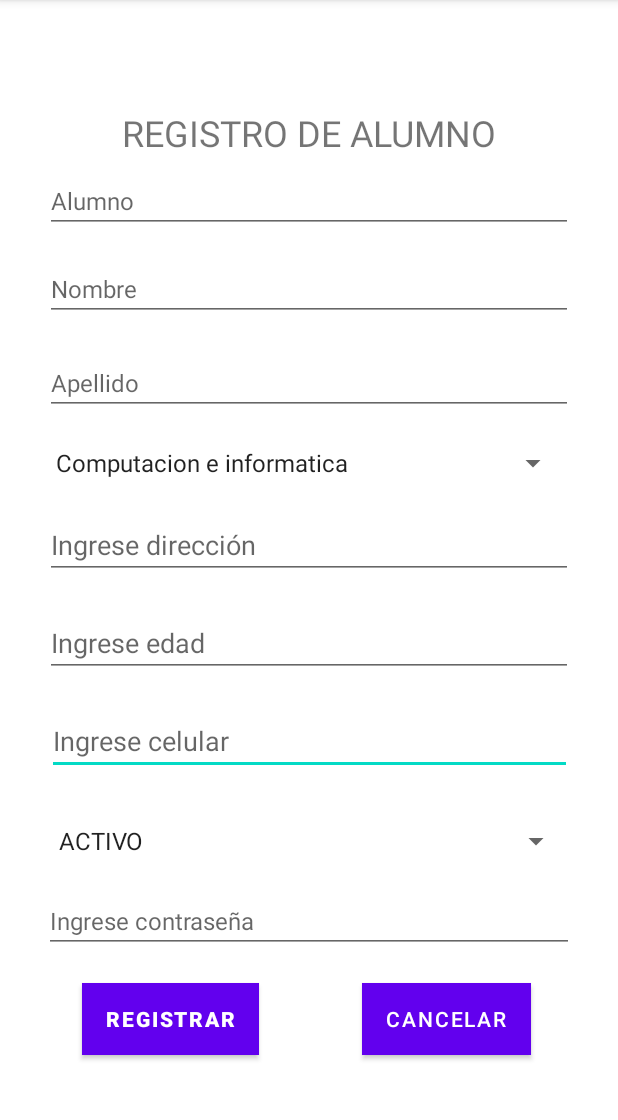
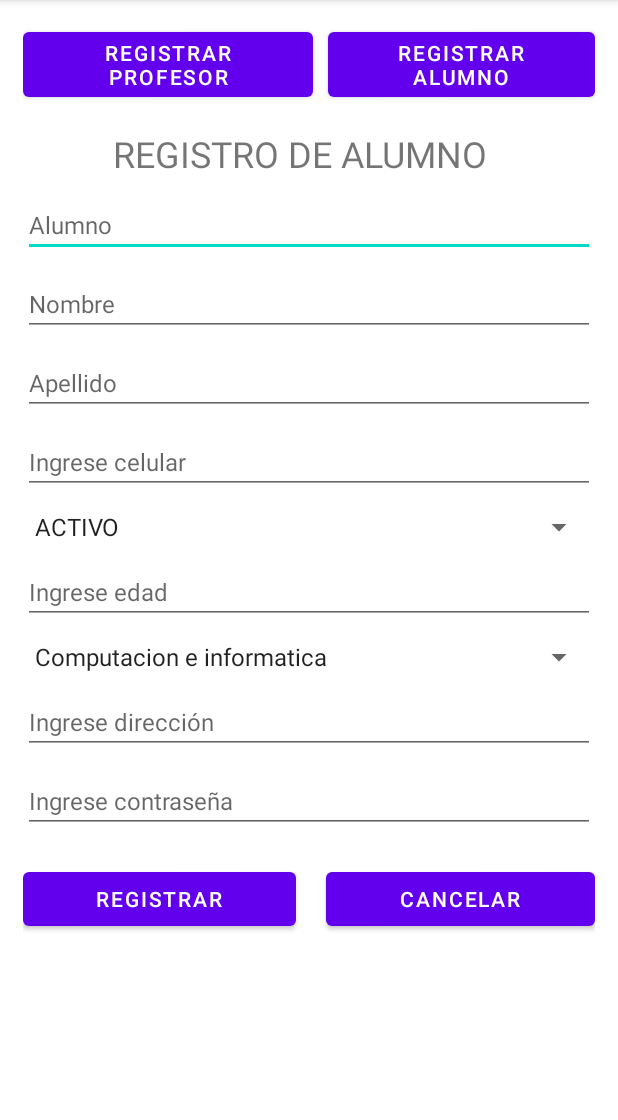
Before and after one commit to epoma/proyecto_dam, an Android app: the MainActivity screen opened directly, with no data from a screen before it, on a phone screen of 412 x 824 dp, the part 84-1204 px from its top. Run offline under Robolectric (Android 15) with nearby library versions, the phone set to English and light mode, and no system bars.

Commit message:
Procedere a hacer los fragments para el admin

```diff
--- a/ProyectoDAM_1/app/src/main/res/layout/activity_main.xml
+++ b/ProyectoDAM_1/app/src/main/res/layout/activity_main.xml
@@ -1,175 +1,168 @@
 <?xml version="1.0" encoding="utf-8"?>
-<androidx.constraintlayout.widget.ConstraintLayout xmlns:android="http://schemas.android.com/apk/res/android"
+<LinearLayout xmlns:android="http://schemas.android.com/apk/res/android"
     xmlns:app="http://schemas.android.com/apk/res-auto"
     xmlns:tools="http://schemas.android.com/tools"
     android:layout_width="match_parent"
     android:layout_height="match_parent"
+    android:orientation="vertical"
+    android:padding="15dp"
     tools:context=".MainActivity">
+
+<LinearLayout
+    android:layout_width="wrap_content"
+    android:layout_height="wrap_content"
+    android:orientation="horizontal">
+
+    <Button
+        android:layout_width="wrap_content"
+        android:layout_height="wrap_content"
+        android:layout_weight="1"
+        android:text="Registrar Profesor"
+        android:onClick="onClick"
+        android:layout_marginRight="10dp"
+        />
+
+    <Button
+        android:layout_width="match_parent"
+        android:layout_height="match_parent"
+        android:text="Registrar Alumno"
+        android:layout_weight="1"
+        android:onClick="onClick"
+
+        />
+
+</LinearLayout>
+
+
+
+
+    <TextView
+        android:layout_marginTop="15dp"
+        android:id="@+id/textView5"
+        android:layout_width="wrap_content"
+        android:layout_height="wrap_content"
+        android:text="@string/nueva_cuenta"
+        android:textSize="24sp"
+        android:textAlignment="center"
+        android:layout_marginLeft="60dp"
+             />
+
+
+    <EditText
+        android:id="@+id/txt_Alumno"
+        android:layout_width="match_parent"
+        android:layout_height="wrap_content"
+        android:layout_marginTop="10dp"
+        android:hint="Alumno"
+        android:inputType="textPersonName"
+        android:textSize="16sp" />
+
+    <EditText
+        android:id="@+id/txt_Nombre"
+        android:layout_width="match_parent"
+        android:layout_height="wrap_content"
+        android:layout_marginTop="10dp"
+        android:hint="Nombre"
+        android:inputType="textPersonName"
+        android:textSize="16sp" />
+
+    <EditText
+        android:id="@+id/txt_Apellido"
+        android:layout_width="match_parent"
+        android:layout_height="wrap_content"
+        android:layout_marginTop="10dp"
+        android:hint="Apellido"
+        android:inputType="textPersonName"
+        android:textSize="16sp" />
+
 
     <EditText
         android:id="@+id/txt_Celularsh"
-        android:layout_width="350dp"
+        android:layout_width="match_parent"
         android:layout_height="wrap_content"
-        android:layout_marginTop="20dp"
-        android:ems="10"
+        android:layout_marginTop="10dp"
         android:hint="@string/Celular"
         android:inputType="number"
-        app:layout_constraintEnd_toEndOf="parent"
-        app:layout_constraintHorizontal_bias="0.508"
-        app:layout_constraintStart_toStartOf="parent"
-        app:layout_constraintTop_toBottomOf="@+id/txt_Edad" />
+        android:textSize="16sp" />
+
+
+    <Spinner
+        android:id="@+id/sp_estado"
+        android:layout_marginTop="10dp"
+        android:layout_width="match_parent"
+        android:layout_height="wrap_content"
+
+         />
+
+    <EditText
+        android:id="@+id/txt_Edad"
+        android:layout_width="match_parent"
+        android:layout_height="wrap_content"
+        android:layout_marginTop="10dp"
+        android:hint="@string/Edad"
+        android:inputType="textPersonName"
+        android:textSize="16sp" />
+
+
+    <Spinner
+        android:id="@+id/sp_carrera"
+        android:layout_width="match_parent"
+        android:layout_height="wrap_content"
+        android:layout_marginTop="10dp"
+         />
+
+
+    <EditText
+        android:id="@+id/txt_direccion"
+        android:layout_width="match_parent"
+        android:layout_height="wrap_content"
+        android:layout_marginTop="10dp"
+        android:hint="@string/direccion"
+        android:inputType="textPersonName"
+        android:textSize="16sp" />
+
+    <EditText
+        android:id="@+id/txt_Contraseña"
+        android:layout_width="match_parent"
+        android:layout_height="wrap_content"
+        android:layout_marginTop="10dp"
+
+        android:hint="@string/txt_contraseña"
+        android:inputType="textPersonName"
+        android:textSize="16sp"
+
+        app:layout_constraintTop_toBottomOf="@+id/sp_estado" />
+
+
+
+<LinearLayout
+    android:layout_width="match_parent"
+    android:layout_height="wrap_content"
+    android:orientation="horizontal"
+    android:layout_marginTop="20dp"
+
+
+    >
+    <Button
+        android:id="@+id/btn_registrar"
+        android:layout_width="wrap_content"
+        android:layout_height="wrap_content"
+        android:text="@string/bt_registrar"
+        android:textSize="14sp"
+        android:layout_marginRight="10dp"
+        android:layout_weight="1"
+
+        />
 
     <Button
         android:id="@+id/btn_Cancelar"
         android:layout_width="wrap_content"
         android:layout_height="wrap_content"
-        android:layout_marginTop="20dp"
-        android:layout_marginEnd="3dp"
-        android:background="@color/design_default_color_error"
-        android:backgroundTint="@color/design_default_color_error"
         android:text="@string/boton_cancelar"
         android:textSize="14sp"
-        app:layout_constraintEnd_toEndOf="parent"
-        app:layout_constraintStart_toEndOf="@+id/btn_registrar"
-        app:layout_constraintTop_toBottomOf="@+id/txt_Contraseña" />
+        android:layout_marginLeft="10dp"
+        android:layout_weight="1"
+         />
+</LinearLayout>
 
-    <Spinner
-        android:id="@+id/sp_estado"
-        android:layout_width="350dp"
-        android:layout_height="wrap_content"
-        android:layout_marginTop="32dp"
-        app:layout_constraintEnd_toEndOf="parent"
-        app:layout_constraintHorizontal_bias="0.508"
-        app:layout_constraintStart_toStartOf="parent"
-        app:layout_constraintTop_toBottomOf="@+id/txt_Celularsh" />
-
-    <EditText
-        android:id="@+id/txt_Edad"
-        android:layout_width="0dp"
-        android:layout_height="wrap_content"
-        android:layout_marginStart="30dp"
-        android:layout_marginTop="20dp"
-        android:layout_marginEnd="30dp"
-        android:ems="10"
-        android:hint="@string/Edad"
-        android:inputType="textPersonName"
-        app:layout_constraintEnd_toEndOf="parent"
-        app:layout_constraintHorizontal_bias="0.0"
-        app:layout_constraintStart_toStartOf="parent"
-        app:layout_constraintTop_toBottomOf="@+id/txt_direccion" />
-
-    <Button
-        android:id="@+id/btn_registrar"
-        android:layout_width="wrap_content"
-        android:layout_height="wrap_content"
-        android:layout_marginTop="20dp"
-        android:layout_marginEnd="13dp"
-        android:background="@color/teal_200"
-        android:fontFamily="sans-serif-black"
-        android:text="@string/bt_registrar"
-        android:textSize="14sp"
-        app:layout_constraintEnd_toStartOf="@+id/btn_Cancelar"
-        app:layout_constraintStart_toStartOf="parent"
-        app:layout_constraintTop_toBottomOf="@+id/txt_Contraseña" />
-
-    <Spinner
-        android:id="@+id/sp_carrera"
-        android:layout_width="350dp"
-        android:layout_height="wrap_content"
-        android:layout_marginTop="20dp"
-        app:layout_constraintEnd_toEndOf="parent"
-        app:layout_constraintHorizontal_bias="0.475"
-        app:layout_constraintStart_toStartOf="parent"
-        app:layout_constraintTop_toBottomOf="@+id/txt_Apellido" />
-
-    <EditText
-        android:id="@+id/txt_Alumno"
-        android:layout_width="0dp"
-        android:layout_height="wrap_content"
-        android:layout_marginStart="30dp"
-        android:layout_marginTop="8dp"
-        android:layout_marginEnd="30dp"
-        android:ems="10"
-        android:hint="Alumno"
-        android:inputType="textPersonName"
-        android:textSize="16sp"
-        app:layout_constraintEnd_toEndOf="parent"
-        app:layout_constraintHorizontal_bias="0.0"
-        app:layout_constraintStart_toStartOf="parent"
-        app:layout_constraintTop_toBottomOf="@+id/textView5" />
-
-    <TextView
-        android:id="@+id/textView5"
-        android:layout_width="wrap_content"
-        android:layout_height="wrap_content"
-        android:layout_marginTop="72dp"
-        android:text="@string/nueva_cuenta"
-        android:textSize="24sp"
-        app:layout_constraintEnd_toEndOf="parent"
-        app:layout_constraintStart_toStartOf="parent"
-        app:layout_constraintTop_toTopOf="parent" />
-
-    <EditText
-        android:id="@+id/txt_Nombre"
-        android:layout_width="0dp"
-        android:layout_height="wrap_content"
-        android:layout_marginStart="30dp"
-        android:layout_marginTop="16dp"
-        android:layout_marginEnd="30dp"
-        android:ems="10"
-        android:hint="Nombre"
-        android:inputType="textPersonName"
-        android:textSize="16sp"
-        app:layout_constraintEnd_toEndOf="parent"
-        app:layout_constraintHorizontal_bias="1.0"
-        app:layout_constraintStart_toStartOf="parent"
-        app:layout_constraintTop_toBottomOf="@+id/txt_Alumno" />
-
-    <EditText
-        android:id="@+id/txt_direccion"
-        android:layout_width="0dp"
-        android:layout_height="wrap_content"
-        android:layout_marginStart="30dp"
-        android:layout_marginTop="20dp"
-        android:layout_marginEnd="30dp"
-        android:ems="10"
-        android:hint="@string/direccion"
-        android:inputType="textPersonName"
-        app:layout_constraintEnd_toEndOf="parent"
-        app:layout_constraintHorizontal_bias="0.0"
-        app:layout_constraintStart_toStartOf="parent"
-        app:layout_constraintTop_toBottomOf="@+id/sp_carrera" />
-
-    <EditText
-        android:id="@+id/txt_Contraseña"
-        android:layout_width="0dp"
-        android:layout_height="wrap_content"
-        android:layout_marginStart="29dp"
-        android:layout_marginTop="20dp"
-        android:layout_marginEnd="29dp"
-        android:ems="10"
-        android:hint="@string/txt_contraseña"
-        android:inputType="textPersonName"
-        android:textSize="16sp"
-        app:layout_constraintEnd_toEndOf="parent"
-        app:layout_constraintHorizontal_bias="0.0"
-        app:layout_constraintStart_toStartOf="parent"
-        app:layout_constraintTop_toBottomOf="@+id/sp_estado" />
-
-    <EditText
-        android:id="@+id/txt_Apellido"
-        android:layout_width="0dp"
-        android:layout_height="wrap_content"
-        android:layout_marginStart="30dp"
-        android:layout_marginTop="20dp"
-        android:layout_marginEnd="30dp"
-        android:ems="10"
-        android:hint="Apellido"
-        android:inputType="textPersonName"
-        android:textSize="16sp"
-        app:layout_constraintEnd_toEndOf="parent"
-        app:layout_constraintHorizontal_bias="1.0"
-        app:layout_constraintStart_toStartOf="parent"
-        app:layout_constraintTop_toBottomOf="@+id/txt_Nombre" />
-
-</androidx.constraintlayout.widget.ConstraintLayout>
+</LinearLayout>
--- a/ProyectoDAM_1/app/src/main/res/layout/fragment__admin_teacher.xml
+++ b/ProyectoDAM_1/app/src/main/res/layout/fragment__admin_teacher.xml
@@ -2,8 +2,10 @@
 <FrameLayout xmlns:android="http://schemas.android.com/apk/res/android"
     xmlns:tools="http://schemas.android.com/tools"
     android:layout_width="match_parent"
+    android:background="@android:color/holo_green_light"
     android:layout_height="match_parent"
-    tools:context=".Fragment_Admin_teacher">
+    tools:context=".Fragment_Admin_teacher"
+    >
 
     <!-- TODO: Update blank fragment layout -->
     <TextView
```
